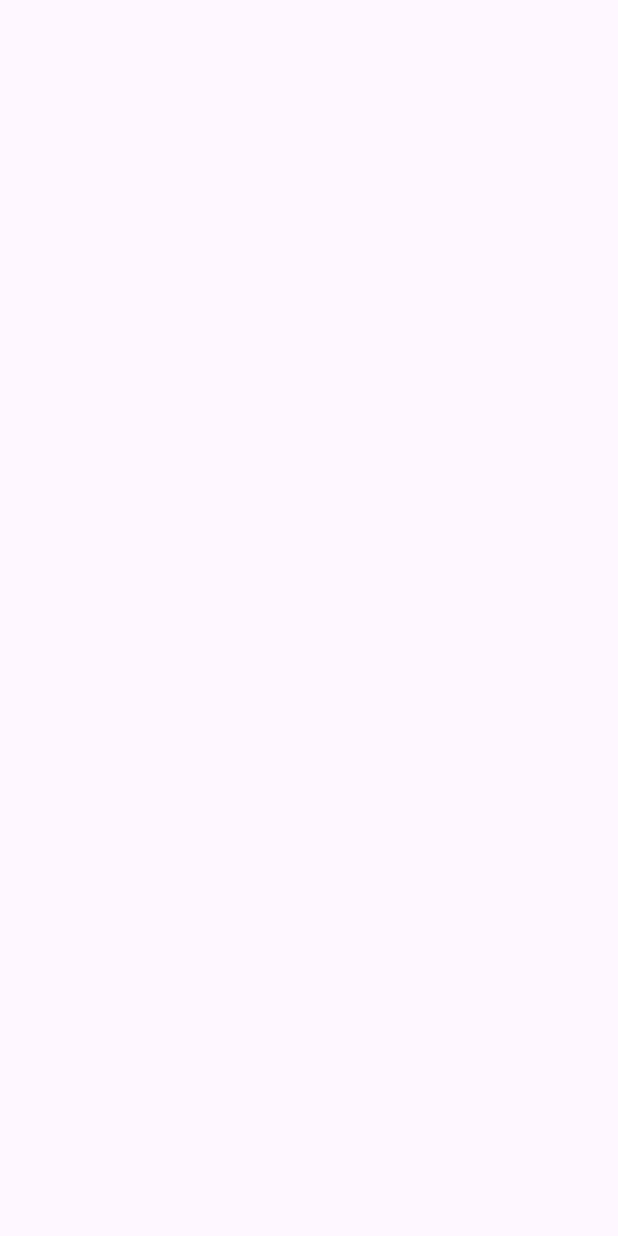
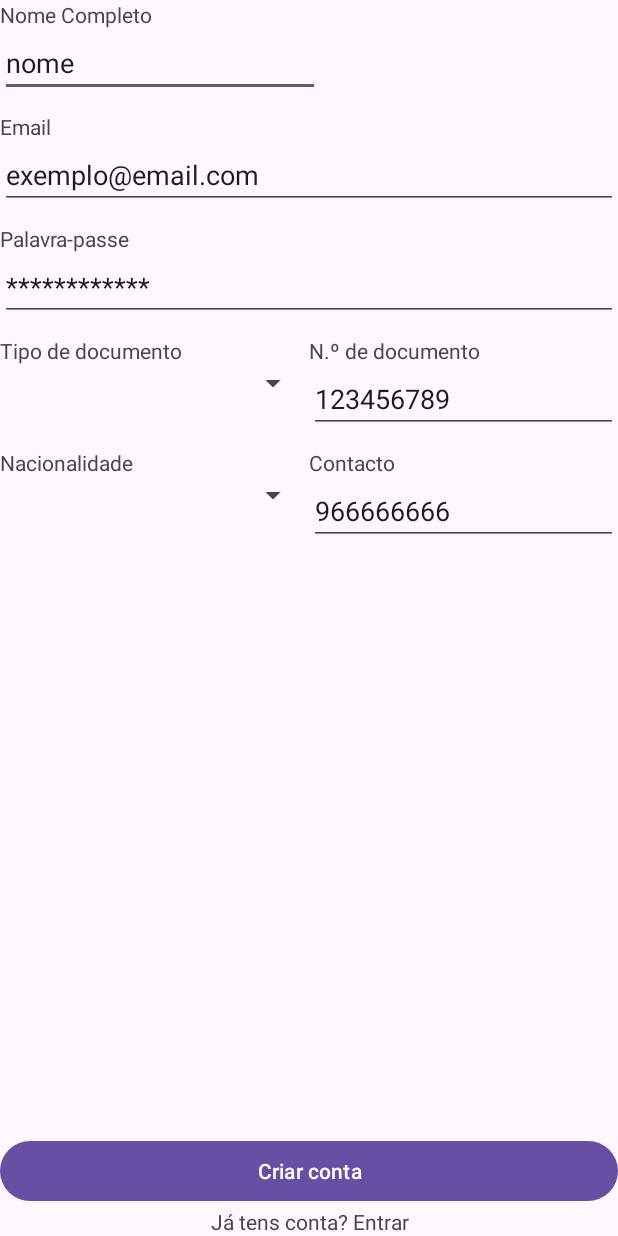
Before and after one commit to andren3x/SkySync_Mobile, an Android app: the RegistoActivity screen opened directly, with no data from a screen before it, on a phone screen of 412 x 824 dp. Before the commit the screen is empty. Run offline under Robolectric (Android 15) with nearby library versions, the phone set to English and light mode, and no system bars.

Commit message:
layout activity_registo

```diff
--- a/app/src/main/res/layout/activity_registo.xml
+++ b/app/src/main/res/layout/activity_registo.xml
@@ -1,10 +1,163 @@
 <?xml version="1.0" encoding="utf-8"?>
-<androidx.constraintlayout.widget.ConstraintLayout xmlns:android="http://schemas.android.com/apk/res/android"
+<LinearLayout xmlns:android="http://schemas.android.com/apk/res/android"
     xmlns:app="http://schemas.android.com/apk/res-auto"
     xmlns:tools="http://schemas.android.com/tools"
     android:id="@+id/main"
     android:layout_width="match_parent"
     android:layout_height="match_parent"
-    tools:context=".RegistoActivity">
+    tools:context=".RegistoActivity"
+    android:orientation="vertical"
+    android:padding="16dp">
 
-</androidx.constraintlayout.widget.ConstraintLayout>
+    <TextView
+        android:layout_width="match_parent"
+        android:layout_height="wrap_content"
+        android:text="Nome Completo" />
+
+    <EditText
+        android:id="@+id/etNome"
+        android:layout_width="wrap_content"
+        android:layout_height="wrap_content"
+        android:ems="10"
+        android:inputType="text"
+        android:text="nome"
+        />
+
+    <TextView
+        android:layout_width="wrap_content"
+        android:layout_height="wrap_content"
+        android:text="Email"
+        android:layout_marginTop="10dp"/>
+
+    <EditText
+        android:id="@+id/etEmail"
+        android:layout_width="match_parent"
+        android:layout_height="wrap_content"
+        android:ems="10"
+        android:inputType="text"
+        android:text="exemplo@email.com" />
+
+    <TextView
+        android:layout_width="match_parent"
+        android:layout_height="wrap_content"
+        android:text="Palavra-passe"
+        android:layout_marginTop="10dp"/>
+
+    <EditText
+        android:id="@+id/etPassword"
+        android:layout_width="match_parent"
+        android:layout_height="wrap_content"
+        android:ems="10"
+        android:inputType="text"
+        android:text="************" />
+
+    <LinearLayout
+        android:layout_width="match_parent"
+        android:layout_height="wrap_content"
+        android:orientation="horizontal"
+        android:layout_marginTop="10dp">
+
+        <LinearLayout
+            android:layout_width="0dp"
+            android:layout_height="wrap_content"
+            android:layout_weight="1"
+            android:orientation="vertical">
+
+            <TextView
+                android:layout_width="match_parent"
+                android:layout_height="wrap_content"
+                android:text="Tipo de documento" />
+
+            <Spinner
+                android:id="@+id/spTipoDocumento"
+                android:layout_width="match_parent"
+                android:layout_height="wrap_content" />
+
+        </LinearLayout>
+
+            <LinearLayout
+                android:layout_width="0dp"
+                android:layout_height="wrap_content"
+                android:layout_weight="1"
+                android:orientation="vertical">
+
+                <TextView
+                    android:layout_width="match_parent"
+                    android:layout_height="wrap_content"
+                    android:text="N.º de documento" />
+
+                <EditText
+                    android:id="@+id/etNumDocumento"
+                    android:layout_width="match_parent"
+                    android:layout_height="wrap_content"
+                    android:ems="10"
+                    android:inputType="text"
+                    android:text="123456789" />
+        </LinearLayout>
+
+    </LinearLayout>
+
+    <LinearLayout
+        android:layout_width="match_parent"
+        android:layout_height="wrap_content"
+        android:orientation="horizontal"
+        android:layout_marginTop="10dp">
+
+        <LinearLayout
+            android:layout_width="0dp"
+            android:layout_height="wrap_content"
+            android:layout_weight="1"
+            android:orientation="vertical">
+
+            <TextView
+                android:layout_width="match_parent"
+                android:layout_height="wrap_content"
+                android:text="Nacionalidade" />
+
+            <Spinner
+                android:id="@+id/spNacionalidade"
+                android:layout_width="match_parent"
+                android:layout_height="wrap_content" />
+
+        </LinearLayout>
+
+        <LinearLayout
+            android:layout_width="0dp"
+            android:layout_height="wrap_content"
+            android:layout_weight="1"
+            android:orientation="vertical">
+
+            <TextView
+                android:layout_width="match_parent"
+                android:layout_height="wrap_content"
+                android:text="Contacto" />
+
+            <EditText
+                android:id="@+id/etContato"
+                android:layout_width="match_parent"
+                android:layout_height="wrap_content"
+                android:ems="10"
+                android:inputType="text"
+                android:text="966666666" />
+        </LinearLayout>
+
+    </LinearLayout>
+
+    <Space
+        android:layout_width="match_parent"
+        android:layout_height="0dp"
+        android:layout_weight="1" />
+
+    <Button
+        android:id="@+id/btnCriarConta"
+        android:layout_width="match_parent"
+        android:layout_height="wrap_content"
+        android:text="Criar conta" />
+
+    <TextView
+        android:layout_width="match_parent"
+        android:layout_height="wrap_content"
+        android:text="Já tens conta? Entrar"
+        android:textAlignment="center"/>
+
+</LinearLayout>
```
